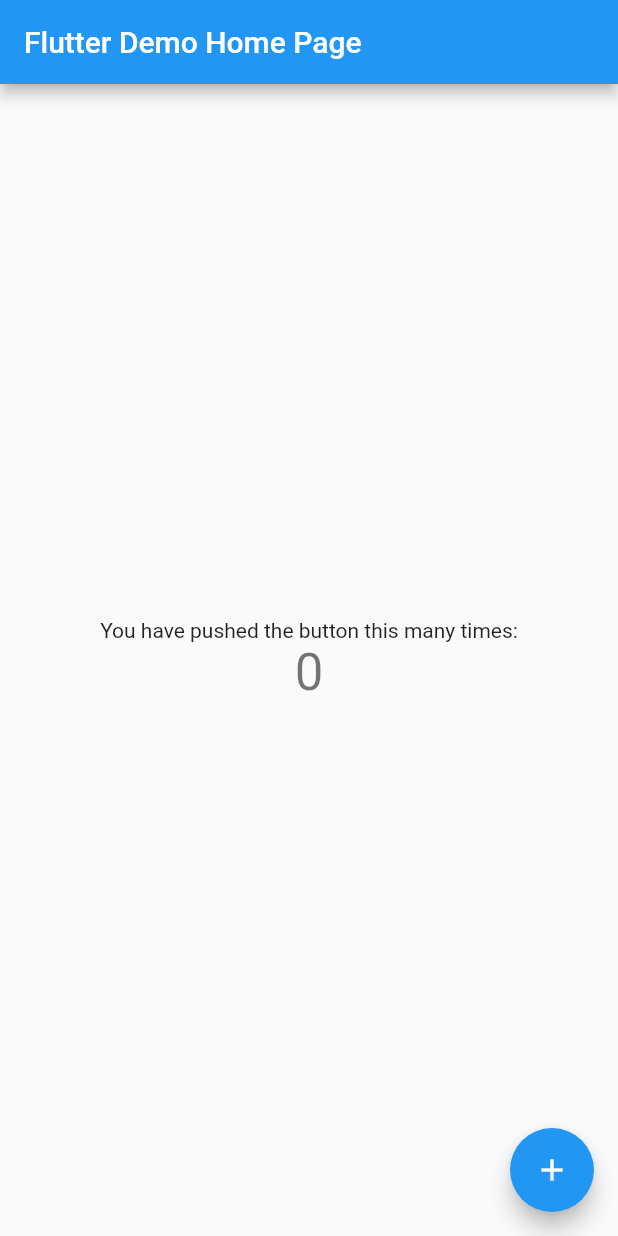
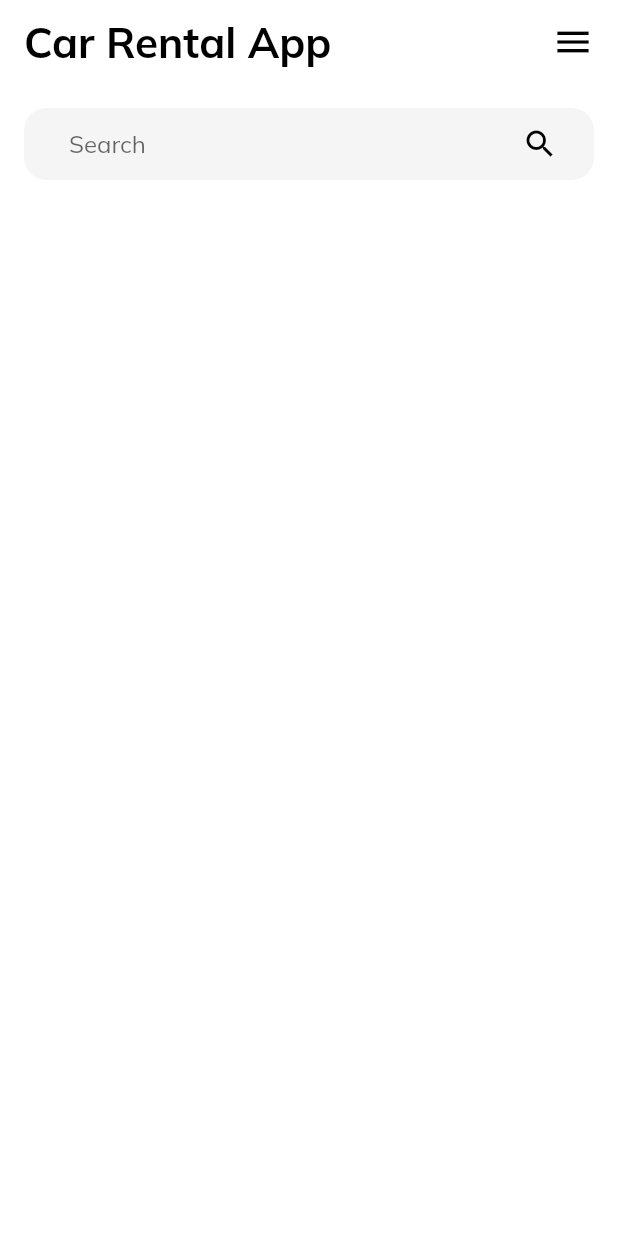
Before and after one commit to kharioki/Car-rental-app, a Flutter app: the screen it shows after launch, on a phone screen of 412 x 824 dp. Run offline on Flutter 3.47's test engine with Material 2 defaults, Android fonts, the phone set to English and light mode, and no system bars; our stand-ins replace google_fonts.

Commit message:
showroom page, appbar and searchbar

```diff
--- a/lib/main.dart
+++ b/lib/main.dart
@@ -1,117 +1,22 @@
 import 'package:flutter/material.dart';
+import 'package:google_fonts/google_fonts.dart';
+import 'package:car_rental/showroom.dart';
 
 void main() {
   runApp(MyApp());
 }
 
 class MyApp extends StatelessWidget {
-  // This widget is the root of your application.
   @override
   Widget build(BuildContext context) {
     return MaterialApp(
-      title: 'Flutter Demo',
+      title: 'Car Rental',
+      debugShowCheckedModeBanner: false,
       theme: ThemeData(
-        // This is the theme of your application.
-        //
-        // Try running your application with "flutter run". You'll see the
-        // application has a blue toolbar. Then, without quitting the app, try
-        // changing the primarySwatch below to Colors.green and then invoke
-        // "hot reload" (press "r" in the console where you ran "flutter run",
-        // or simply save your changes to "hot reload" in a Flutter IDE).
-        // Notice that the counter didn't reset back to zero; the application
-        // is not restarted.
-        primarySwatch: Colors.blue,
-        // This makes the visual density adapt to the platform that you run
-        // the app on. For desktop platforms, the controls will be smaller and
-        // closer together (more dense) than on mobile platforms.
-        visualDensity: VisualDensity.adaptivePlatformDensity,
-      ),
-      home: MyHomePage(title: 'Flutter Demo Home Page'),
+          primarySwatch: Colors.blue,
+          visualDensity: VisualDensity.adaptivePlatformDensity,
+          textTheme: GoogleFonts.muliTextTheme()),
+      home: Showroom(),
     );
   }
 }
-
-class MyHomePage extends StatefulWidget {
-  MyHomePage({Key key, this.title}) : super(key: key);
-
-  // This widget is the home page of your application. It is stateful, meaning
-  // that it has a State object (defined below) that contains fields that affect
-  // how it looks.
-
-  // This class is the configuration for the state. It holds the values (in this
-  // case the title) provided by the parent (in this case the App widget) and
-  // used by the build method of the State. Fields in a Widget subclass are
-  // always marked "final".
-
-  final String title;
-
-  @override
-  _MyHomePageState createState() => _MyHomePageState();
-}
-
-class _MyHomePageState extends State<MyHomePage> {
-  int _counter = 0;
-
-  void _incrementCounter() {
-    setState(() {
-      // This call to setState tells the Flutter framework that something has
-      // changed in this State, which causes it to rerun the build method below
-      // so that the display can reflect the updated values. If we changed
-      // _counter without calling setState(), then the build method would not be
-      // called again, and so nothing would appear to happen.
-      _counter++;
-    });
-  }
-
-  @override
-  Widget build(BuildContext context) {
-    // This method is rerun every time setState is called, for instance as done
-    // by the _incrementCounter method above.
-    //
-    // The Flutter framework has been optimized to make rerunning build methods
-    // fast, so that you can just rebuild anything that needs updating rather
-    // than having to individually change instances of widgets.
-    return Scaffold(
-      appBar: AppBar(
-        // Here we take the value from the MyHomePage object that was created by
-        // the App.build method, and use it to set our appbar title.
-        title: Text(widget.title),
-      ),
-      body: Center(
-        // Center is a layout widget. It takes a single child and positions it
-        // in the middle of the parent.
-        child: Column(
-          // Column is also a layout widget. It takes a list of children and
-          // arranges them vertically. By default, it sizes itself to fit its
-          // children horizontally, and tries to be as tall as its parent.
-          //
-          // Invoke "debug painting" (press "p" in the console, choose the
-          // "Toggle Debug Paint" action from the Flutter Inspector in Android
-          // Studio, or the "Toggle Debug Paint" command in Visual Studio Code)
-          // to see the wireframe for each widget.
-          //
-          // Column has various properties to control how it sizes itself and
-          // how it positions its children. Here we use mainAxisAlignment to
-          // center the children vertically; the main axis here is the vertical
-          // axis because Columns are vertical (the cross axis would be
-          // horizontal).
-          mainAxisAlignment: MainAxisAlignment.center,
-          children: <Widget>[
-            Text(
-              'You have pushed the button this many times:',
-            ),
-            Text(
-              '$_counter',
-              style: Theme.of(context).textTheme.headline4,
-            ),
-          ],
-        ),
-      ),
-      floatingActionButton: FloatingActionButton(
-        onPressed: _incrementCounter,
-        tooltip: 'Increment',
-        child: Icon(Icons.add),
-      ), // This trailing comma makes auto-formatting nicer for build methods.
-    );
-  }
-}
--- /dev/null
+++ b/lib/showroom.dart
@@ -0,0 +1,77 @@
+import 'package:flutter/material.dart';
+import 'package:google_fonts/google_fonts.dart';
+import 'package:car_rental/constants.dart';
+import 'package:car_rental/data.dart';
+
+class Showroom extends StatefulWidget {
+  @override
+  _ShowroomState createState() => _ShowroomState();
+}
+
+class _ShowroomState extends State<Showroom> {
+  @override
+  Widget build(BuildContext context) {
+    return Scaffold(
+      backgroundColor: Colors.white,
+      appBar: AppBar(
+        backgroundColor: Colors.transparent,
+        elevation: 0,
+        brightness: Brightness.dark,
+        title: Text(
+          'Car Rental App',
+          style: GoogleFonts.muli(
+            fontSize: 28,
+            fontWeight: FontWeight.bold,
+            color: Colors.black,
+          ),
+        ),
+        centerTitle: false,
+        actions: [
+          Padding(
+            padding: EdgeInsets.only(right: 16),
+            child: Icon(
+              Icons.menu,
+              color: Colors.black,
+              size: 28,
+            ),
+          ),
+        ],
+      ),
+      body: Column(
+        crossAxisAlignment: CrossAxisAlignment.stretch,
+        children: [
+          Container(
+            padding: EdgeInsets.only(bottom: 10),
+            child: Padding(
+              padding: EdgeInsets.all(16),
+              child: TextField(
+                decoration: InputDecoration(
+                  hintText: 'Search',
+                  hintStyle: TextStyle(fontSize: 16),
+                  border: OutlineInputBorder(
+                    borderRadius: BorderRadius.circular(15),
+                    borderSide: BorderSide(
+                      width: 0,
+                      style: BorderStyle.none,
+                    ),
+                  ),
+                  filled: true,
+                  fillColor: Colors.grey[100],
+                  contentPadding: EdgeInsets.only(left: 30),
+                  suffixIcon: Padding(
+                    padding: EdgeInsets.only(right: 24, left: 16),
+                    child: Icon(
+                      Icons.search,
+                      color: Colors.black,
+                      size: 24,
+                    ),
+                  ),
+                ),
+              ),
+            ),
+          ),
+        ],
+      ),
+    );
+  }
+}
```
